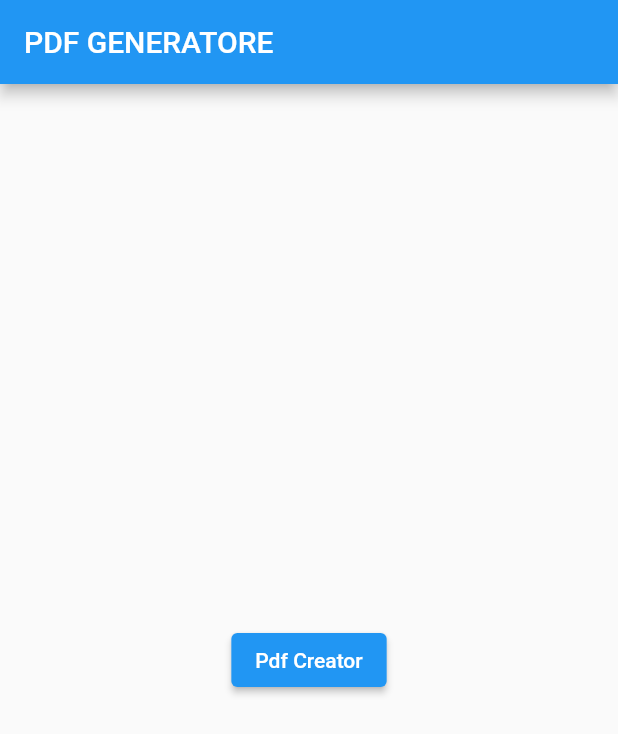
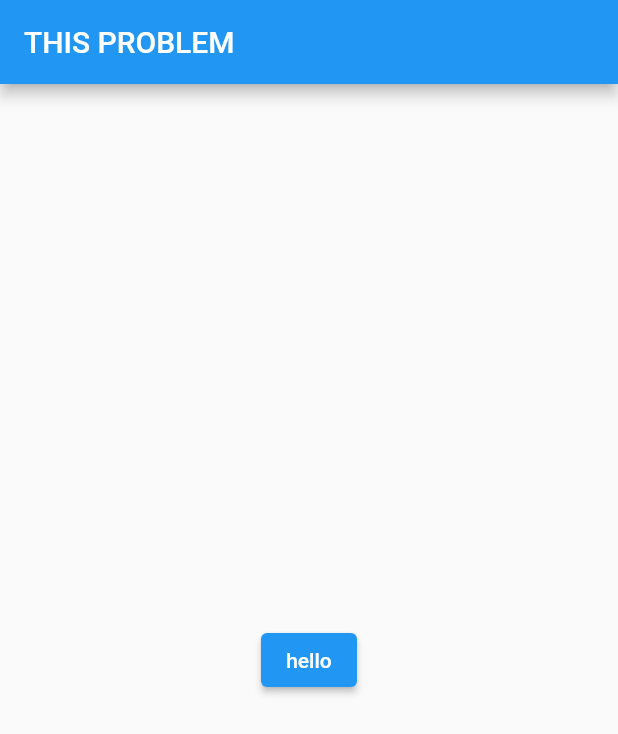
Before and after one commit to lukgutierrez/Generatore-PDF, a Flutter app: the screen it shows after launch, on a phone screen of 412 x 824 dp. Shown: the top 734 px of the screen. Run offline on Flutter 3.47's test engine with Material 2 defaults, Android fonts, the phone set to English and light mode, and no system bars; our stand-ins replace pdf.

Commit message:
posible solution

```diff
--- a/lib/main.dart
+++ b/lib/main.dart
@@ -1,11 +1,85 @@
+// Esto va en main.dart
 import 'package:flutter/material.dart';
-import 'package:generatore_pdf/pages/home_page.dart';
+import 'dart:io';
+import 'package:pdf/widgets.dart' as pw;
+import 'package:path_provider/path_provider.dart';
 
-void main() => runApp(MyApp());
+void main() {
+  runApp(const MyApp());
+}
 
 class MyApp extends StatelessWidget {
+  const MyApp({Key? key}) : super(key: key);
+
   @override
   Widget build(BuildContext context) {
-    return MaterialApp(title: 'Material App', home: HomePage());
+    return MaterialApp(
+      debugShowCheckedModeBanner: false,
+      title: 'Flutter Demo',
+      theme: ThemeData(
+        primarySwatch: Colors.blue,
+      ),
+      home: const MyHomePage(title: 'Flutter Demo Home Page'),
+    );
   }
 }
+
+class MyHomePage extends StatefulWidget {
+  const MyHomePage({Key? key, required this.title}) : super(key: key);
+
+  final String title;
+
+  @override
+  State<MyHomePage> createState() => _MyHomePageState();
+}
+
+class _MyHomePageState extends State<MyHomePage> {
+  void createPdf() async {
+    final pdf = pw.Document();
+    pdf.addPage(
+      pw.Page(
+        build: (pw.Context context) => pw.Center(
+          child: pw.Text('Hi linux torvals car , phone , keyword'),
+        ),
+      ),
+    );
+
+    String? path = await getPath();
+    if (path != null) {
+      final file = File('$path/example.pdf');
+      await file.writeAsBytes(await pdf.save());
+    } else {
+      print('Ruta no disponible');
+    }
+  }
+
+  Future<String?> getPath() async {
+    Directory? appDocDir = await getApplicationSupportDirectory();
+    String appDocPath = appDocDir.path;
+    return appDocPath;
+    // return null;
+  }
+
+  @override
+  Widget build(BuildContext context) {
+    return Scaffold(
+      appBar: AppBar(
+        title: Text("THIS PROBLEM"),
+      ),
+      body: Center(
+        child: Column(
+          mainAxisAlignment: MainAxisAlignment.center,
+          children: <Widget>[
+            ElevatedButton(
+                onPressed: () {
+                  createPdf();
+                },
+                child: Container(
+                  child: Text("hello"),
+                ))
+          ],
+        ),
+      ),
+    );
+  }
+}
--- a/lib/pages/home_page.dart
+++ b/lib/pages/home_page.dart
@@ -21,20 +21,21 @@ class _HomePageState extends State<HomePage> {
           ); // Center
         }));
     Directory output = await getApplicationDocumentsDirectory();
-    final file = File("${output}.path/ejemplo1.pdf");
+    final file = File("${output.path}/ejemplo1.pdf");
     file.writeAsBytes(await pdf.save());
   }
 
   @override
   Widget build(BuildContext context) {
-    pdfCreation(); //LLAMO AL METODO
     return Scaffold(
       appBar: AppBar(
         title: Text("PDF GENERATORE"),
       ),
       body: Center(
         child: ElevatedButton(
-            onPressed: () {},
+            onPressed: () {
+              pdfCreation();
+            },
             child: Container(
               child: Text("Pdf Creator"),
             )),
--- a/pubspec.yaml
+++ b/pubspec.yaml
@@ -34,9 +34,8 @@ dependencies:
   # The following adds the Cupertino Icons font to your application.
   # Use with the CupertinoIcons class for iOS style icons.
   cupertino_icons: ^1.0.2
-  pdf: ^3.8.1
+  pdf:
   path_provider:
-  open_file:
 
 dev_dependencies:
   flutter_test:
@@ -63,7 +62,7 @@ flutter:
   # To add assets to your application, add an assets section, like this:
   assets:
     - assets/
-  #   - images/a_dot_ham.jpeg
+
 
   # An image asset can refer to one or more resolution-specific "variants", see
   # https://flutter.dev/assets-and-images/#resolution-aware
```
Also changed, not shown: pubspec.lock, 1 other file.
